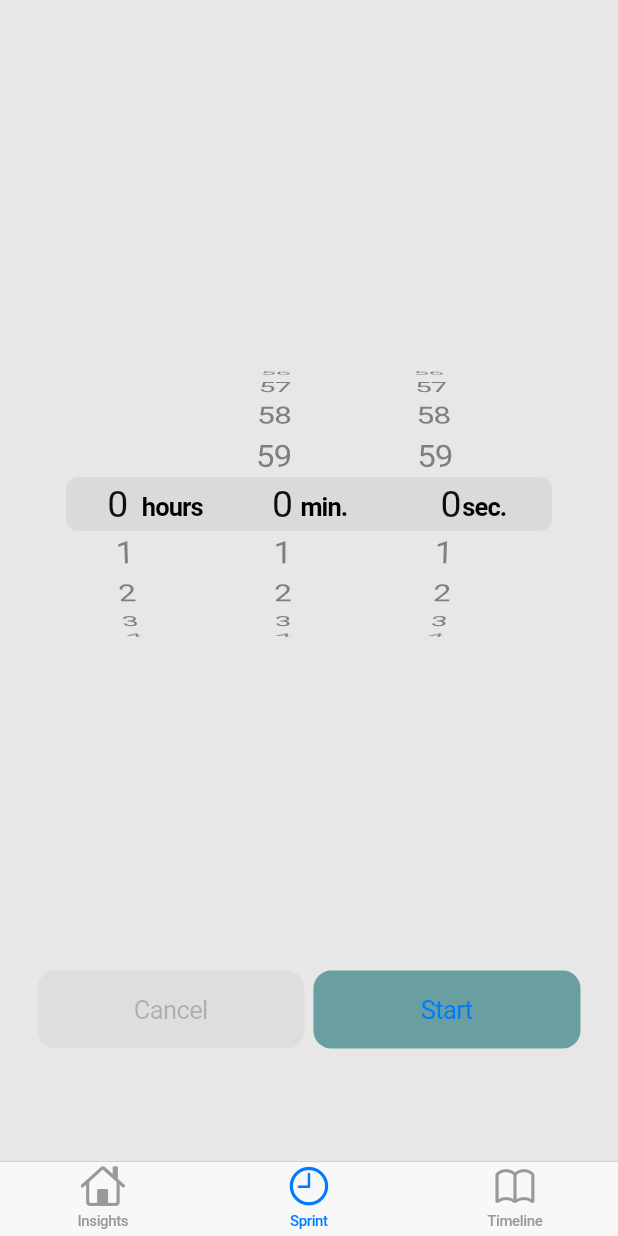
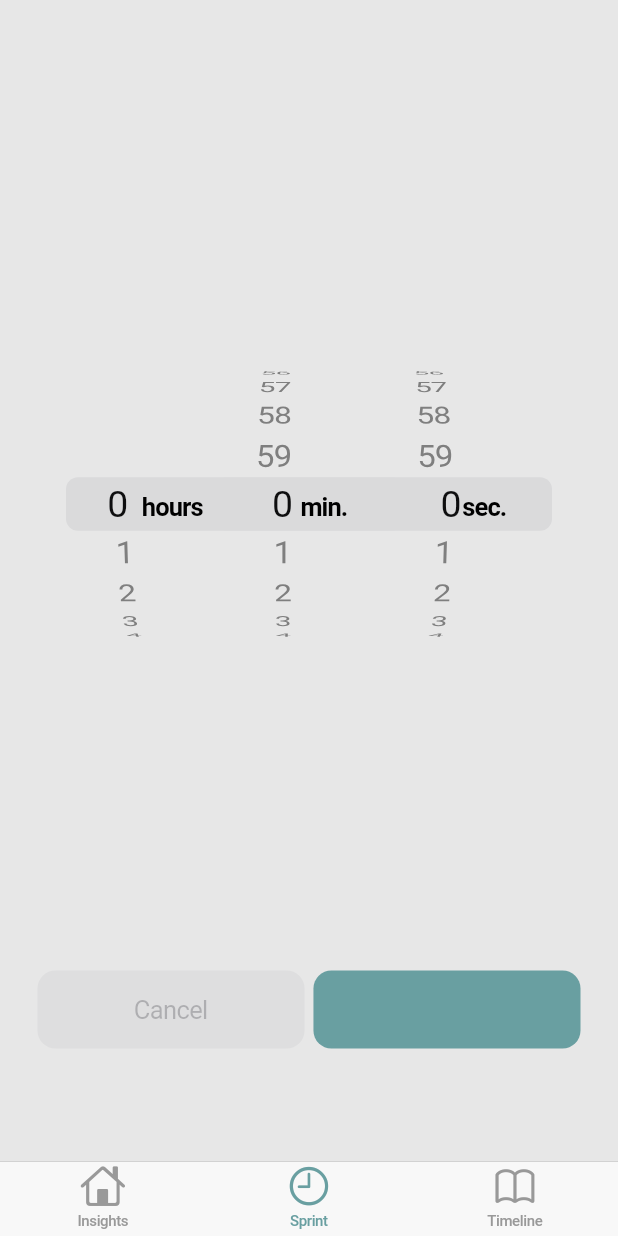
Before and after one commit to zachdtaylor/scatter, a Flutter app: the screen it shows after launch, item 2 of the bottom bar chosen, on a phone screen of 412 x 824 dp. Run offline on Flutter 3.47's test engine with Material 2 defaults, Android fonts, the phone set to English and light mode, and no system bars; missing offline and left inert: flutter_ringtone_player.

```diff
--- a/lib/main.dart
+++ b/lib/main.dart
@@ -2,6 +2,7 @@ import 'package:flutter/cupertino.dart';
 import 'package:flutter/material.dart';
 import 'package:flutter/services.dart';
 import 'package:scatter/home.dart';
+import 'package:scatter/app_theme.dart';
 
 
 void main() {
@@ -23,6 +24,9 @@ class ScatterApp extends StatelessWidget {
     return CupertinoApp(
       title: title,
       home: home,
+      theme: CupertinoThemeData(
+        primaryColor: AppTheme.primaryColor
+      )
     );
   }
 }
--- a/pubspec.yaml
+++ b/pubspec.yaml
@@ -19,6 +19,7 @@ environment:
 dependencies:
   flutter:
     sdk: flutter
+  flutter_ringtone_player: ^2.0.0
 
   # The following adds the Cupertino Icons font to your application.
   # Use with the CupertinoIcons class for iOS style icons.
```
Also changed, not shown: lib/pages/sprint/sprint_page.dart (+12 -1 lines), pubspec.lock, 6 other files.
